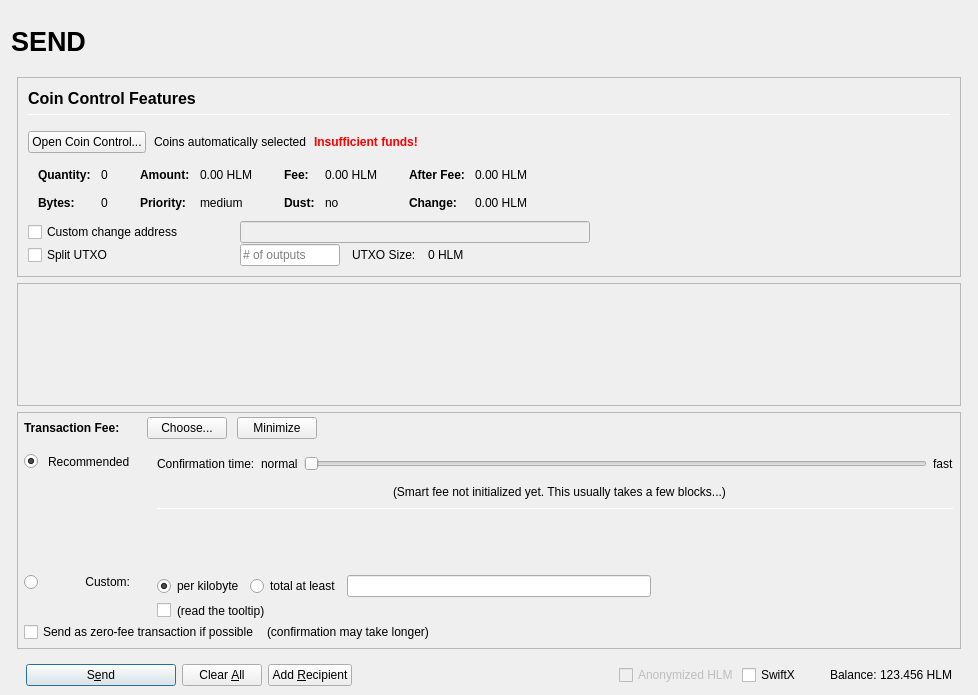
Qt form src/qt/forms/sendcoinsdialog.ui (faetos/binkdogcoin) before a commit.
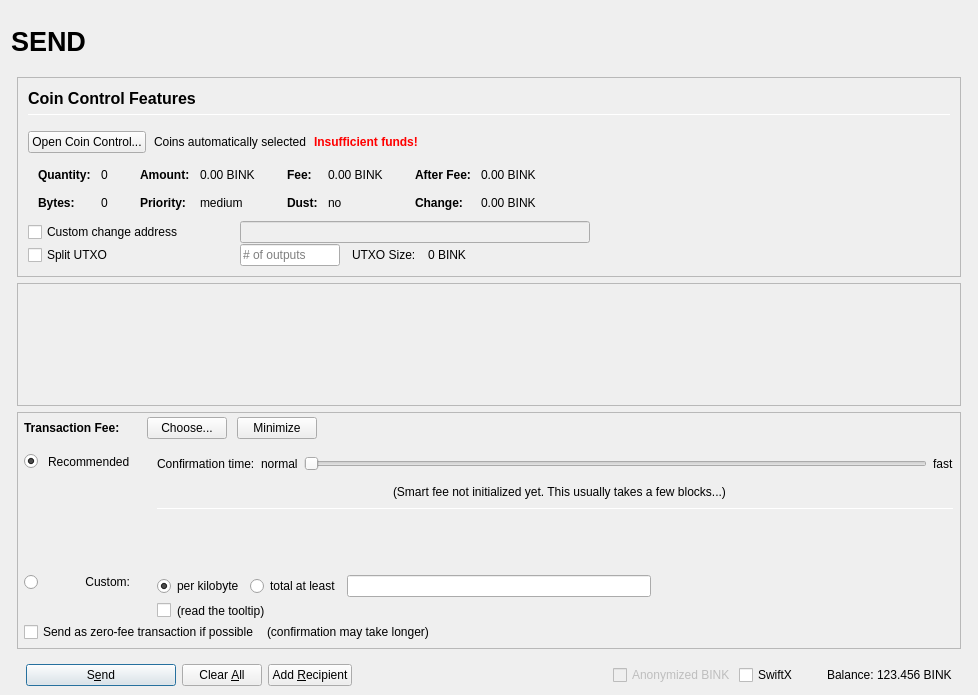
The same form after that commit. Icons and pictures are not drawn. Custom widgets are drawn as their Qt base class.

```diff
--- a/src/qt/forms/sendcoinsdialog.ui
+++ b/src/qt/forms/sendcoinsdialog.ui
@@ -493,7 +493,7 @@
                         <enum>Qt::ActionsContextMenu</enum>
                        </property>
                        <property name="text">
-                        <string notr="true">0.00 HLM</string>
+                        <string notr="true">0.00 BINK</string>
                        </property>
                        <property name="textInteractionFlags">
                         <set>Qt::LinksAccessibleByMouse|Qt::TextSelectableByKeyboard|Qt::TextSelectableByMouse</set>
@@ -573,7 +573,7 @@
                         <enum>Qt::ActionsContextMenu</enum>
                        </property>
                        <property name="text">
-                        <string notr="true">0.00 HLM</string>
+                        <string notr="true">0.00 BINK</string>
                        </property>
                        <property name="textInteractionFlags">
                         <set>Qt::LinksAccessibleByMouse|Qt::TextSelectableByKeyboard|Qt::TextSelectableByMouse</set>
@@ -653,7 +653,7 @@
                         <enum>Qt::ActionsContextMenu</enum>
                        </property>
                        <property name="text">
-                        <string notr="true">0.00 HLM</string>
+                        <string notr="true">0.00 BINK</string>
                        </property>
                        <property name="textInteractionFlags">
                         <set>Qt::LinksAccessibleByMouse|Qt::TextSelectableByKeyboard|Qt::TextSelectableByMouse</set>
@@ -682,7 +682,7 @@
                         <enum>Qt::ActionsContextMenu</enum>
                        </property>
                        <property name="text">
-                        <string notr="true">0.00 HLM</string>
+                        <string notr="true">0.00 BINK</string>
                        </property>
                        <property name="textInteractionFlags">
                         <set>Qt::LinksAccessibleByMouse|Qt::TextSelectableByKeyboard|Qt::TextSelectableByMouse</set>
@@ -849,7 +849,7 @@
                 <item>
                  <widget class="QLabel" name="labelBlockSize">
                   <property name="text">
-                   <string>0 HLM</string>
+                   <string>0 BINK</string>
                   </property>
                  </widget>
                 </item>
@@ -1686,7 +1686,7 @@
                 <bool>false</bool>
                </property>
                <property name="text">
-                <string>Anonymized HLM</string>
+                <string>Anonymized BINK</string>
                </property>
               </widget>
              </item>
@@ -1725,7 +1725,7 @@
                 <cursorShape>IBeamCursor</cursorShape>
                </property>
                <property name="text">
-                <string notr="true">123.456 HLM</string>
+                <string notr="true">123.456 BINK</string>
                </property>
                <property name="textInteractionFlags">
                 <set>Qt::LinksAccessibleByMouse|Qt::TextSelectableByKeyboard|Qt::TextSelectableByMouse</set>
```
Left out of the diff: 4 changed lines with no effect on the pictures.
